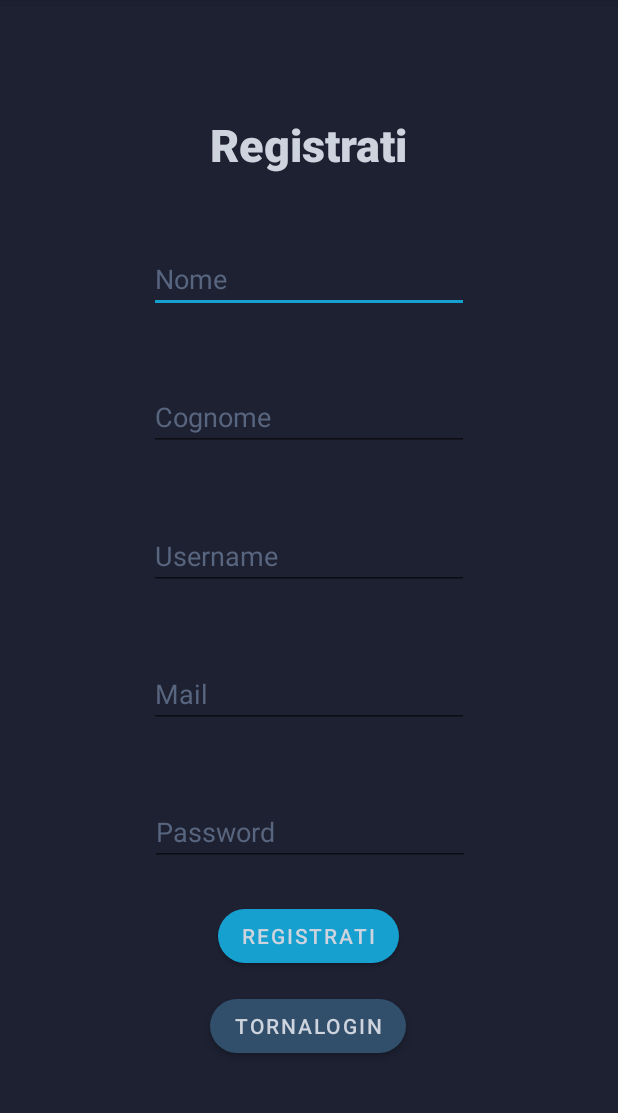
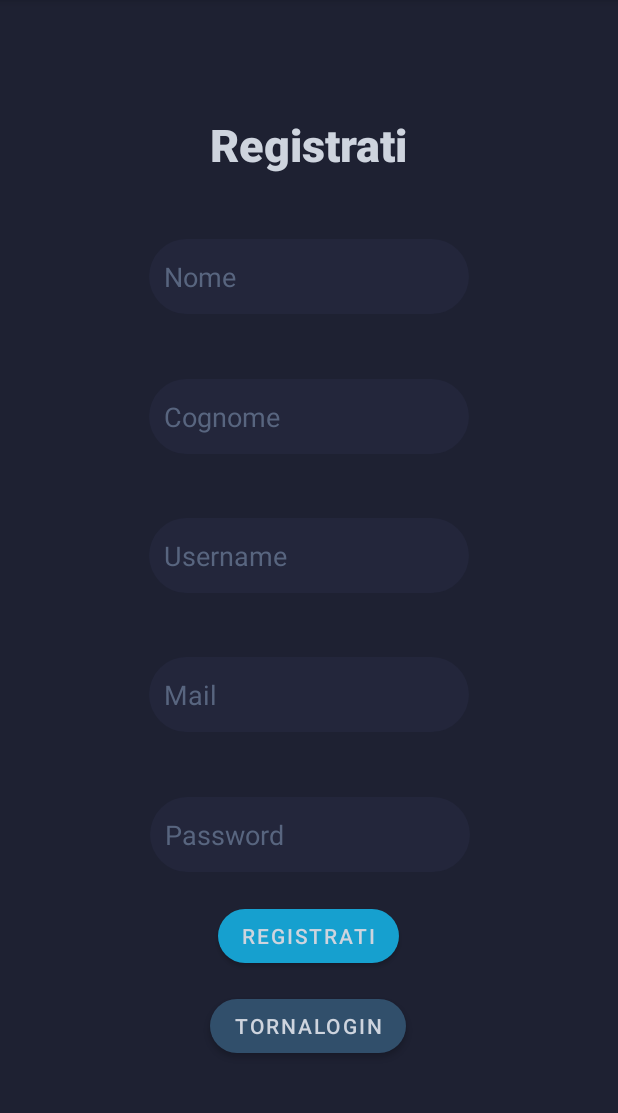
Before and after one commit to FernandoEdelstein/SoundBliss, an Android app: the SignUp screen opened directly, with no data from a screen before it, on a phone screen of 412 x 824 dp, the part 84-1197 px from its top. Run offline under Robolectric (Android 15) with nearby library versions, the phone set to English and light mode, and no system bars.

Commit message:
LogIn / SignIn Form Modifications part 4

```diff
--- a/app/src/main/java/com/soundbliss/Fragments/SignUp.kt
+++ b/app/src/main/java/com/soundbliss/Fragments/SignUp.kt
@@ -5,6 +5,9 @@ import android.os.Bundle
 import com.soundbliss.R
 
 class SignUp : AppCompatActivity() {
+
+
+
     override fun onCreate(savedInstanceState: Bundle?) {
         super.onCreate(savedInstanceState)
         setContentView(R.layout.activity_sign_up)
--- a/app/src/main/res/drawable/text_box.xml
+++ b/app/src/main/res/drawable/text_box.xml
@@ -2,6 +2,7 @@
 <shape xmlns:android="http://schemas.android.com/apk/res/android"
     android:shape="rectangle">
 
+    <solid android:color="@color/blue_700"/>
     <corners android:radius="30dp" />
 
 </shape>
--- a/app/src/main/res/layout/activity_sign_up.xml
+++ b/app/src/main/res/layout/activity_sign_up.xml
@@ -24,13 +24,16 @@
     <EditText
         android:id="@+id/nameField"
         android:layout_width="wrap_content"
-        android:layout_height="wrap_content"
+        android:layout_height="50dp"
         android:layout_marginTop="24dp"
         android:ems="10"
         android:hint="@string/Nome"
         android:inputType="textPersonName"
         android:textColor="@color/white_100"
         android:textColorHint="@color/white_300"
+        android:background="@drawable/text_box"
+        android:paddingLeft="10dp"
+        android:paddingRight="10dp"
         app:layout_constraintBottom_toTopOf="@+id/lastnameField"
         app:layout_constraintEnd_toEndOf="parent"
         app:layout_constraintHorizontal_bias="0.5"
@@ -40,13 +43,16 @@
     <EditText
         android:id="@+id/lastnameField"
         android:layout_width="wrap_content"
-        android:layout_height="wrap_content"
+        android:layout_height="50dp"
         android:layout_marginTop="24dp"
         android:ems="10"
         android:hint="@string/Cognome"
         android:inputType="textPersonName"
         android:textColor="@color/white_100"
         android:textColorHint="@color/white_300"
+        android:background="@drawable/text_box"
+        android:paddingLeft="10dp"
+        android:paddingRight="10dp"
         app:layout_constraintBottom_toTopOf="@+id/usernameField"
         app:layout_constraintEnd_toEndOf="parent"
         app:layout_constraintHorizontal_bias="0.5"
@@ -56,13 +62,16 @@
     <EditText
         android:id="@+id/emailField"
         android:layout_width="wrap_content"
-        android:layout_height="wrap_content"
+        android:layout_height="50dp"
         android:layout_marginTop="24dp"
         android:ems="10"
         android:hint="@string/eMail"
         android:inputType="textEmailAddress"
         android:textColor="@color/white_100"
         android:textColorHint="@color/white_300"
+        android:background="@drawable/text_box"
+        android:paddingLeft="10dp"
+        android:paddingRight="10dp"
         app:layout_constraintBottom_toTopOf="@+id/passField"
         app:layout_constraintEnd_toEndOf="parent"
         app:layout_constraintHorizontal_bias="0.5"
@@ -72,13 +81,16 @@
     <EditText
         android:id="@+id/passField"
         android:layout_width="wrap_content"
-        android:layout_height="wrap_content"
+        android:layout_height="50dp"
         android:layout_marginTop="24dp"
         android:ems="10"
         android:hint="@string/Password"
         android:inputType="textPassword"
         android:textColor="@color/white_100"
         android:textColorHint="@color/white_300"
+        android:background="@drawable/text_box"
+        android:paddingLeft="10dp"
+        android:paddingRight="10dp"
         app:layout_constraintBottom_toTopOf="@+id/registerButton"
         app:layout_constraintEnd_toEndOf="parent"
         app:layout_constraintHorizontal_bias="0.502"
@@ -88,13 +100,16 @@
     <EditText
         android:id="@+id/usernameField"
         android:layout_width="wrap_content"
-        android:layout_height="wrap_content"
+        android:layout_height="50dp"
         android:layout_marginTop="24dp"
         android:ems="10"
         android:hint="@string/Username"
         android:inputType="textPersonName"
         android:textColor="@color/white_100"
         android:textColorHint="@color/white_300"
+        android:background="@drawable/text_box"
+        android:paddingLeft="10dp"
+        android:paddingRight="10dp"
         app:layout_constraintBottom_toTopOf="@+id/emailField"
         app:layout_constraintEnd_toEndOf="parent"
         app:layout_constraintHorizontal_bias="0.5"
```
Also changed, not shown: app/src/main/res/layout/activity_log_in.xml (+36 -15 lines).
